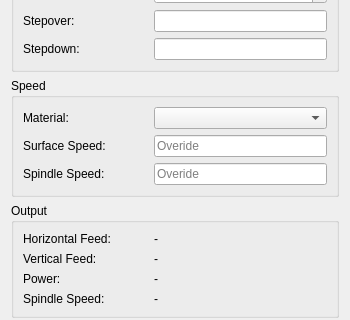
dubstar-04/FeedsAndSpeeds, file PathFeedsAndSpeedsGui.ui: the form before one commit; both pictures show x 0 to 350 and y 211 to 531 of the 350 by 643 pixel window.
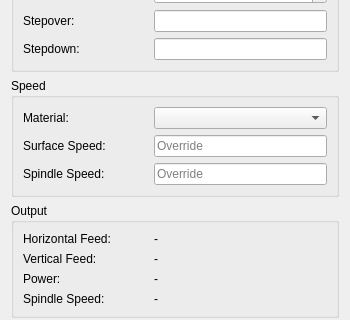
The form after the commit. Custom widgets are drawn as their Qt base class.

Commit message: ui: fix code spelling (overide => override)

Patch:
```diff
--- a/PathFeedsAndSpeedsGui.ui
+++ b/PathFeedsAndSpeedsGui.ui
@@ -454,7 +454,7 @@
          <string>&lt;html&gt;&lt;head/&gt;&lt;body&gt;&lt;p&gt;surface speed&lt;/p&gt;&lt;/body&gt;&lt;/html&gt;</string>
         </property>
         <property name="placeholderText">
-         <string>Overide</string>
+         <string>Override</string>
         </property>
         <property name="unit" stdset="0">
          <string notr="true"/>
@@ -473,7 +473,7 @@
          <string>&lt;html&gt;&lt;head/&gt;&lt;body&gt;&lt;p&gt;spindle speed or rpm&lt;/p&gt;&lt;/body&gt;&lt;/html&gt;</string>
         </property>
         <property name="placeholderText">
-         <string>Overide</string>
+         <string>Override</string>
         </property>
         <property name="clearButtonEnabled">
          <bool>true</bool>
```
